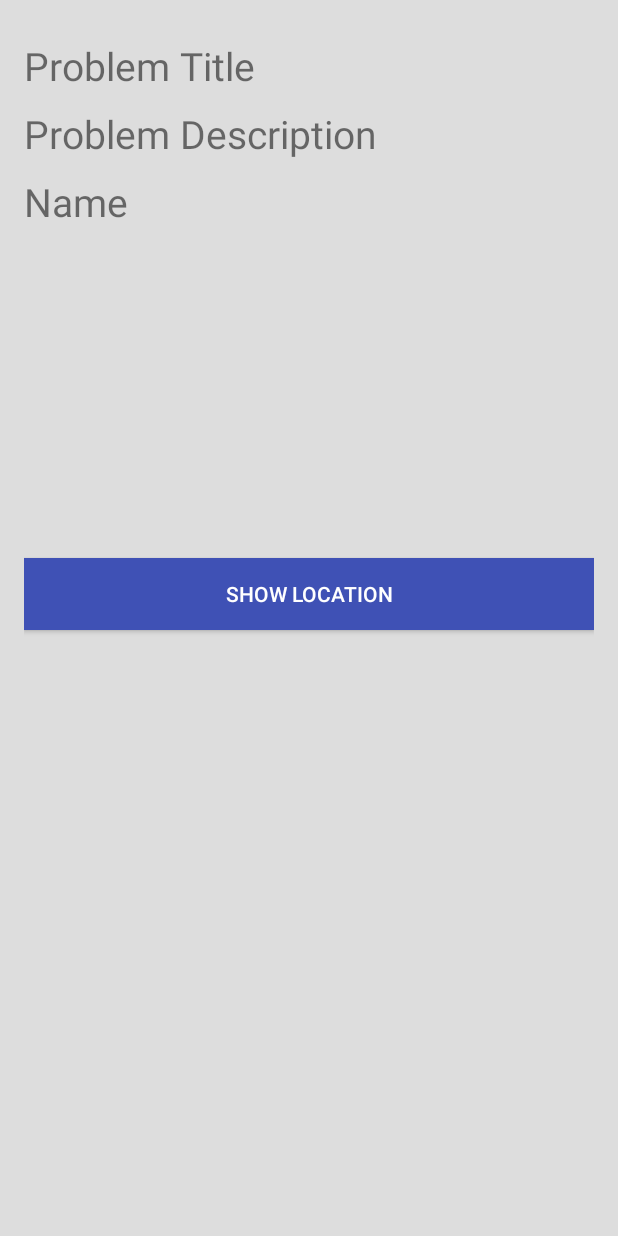
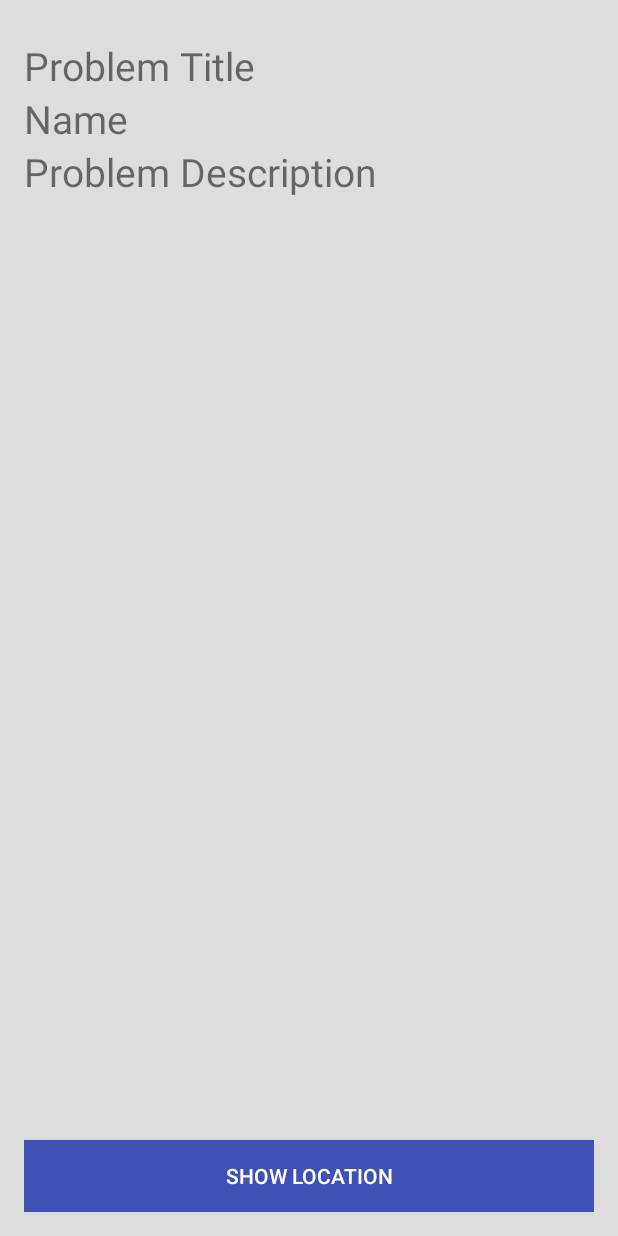
Before and after one commit to prisas/HelpMeApp, an Android app: the layout activity_problem_details.xml on its own in the app's theme, with its tools: preview values and no code run, on a phone screen of 412 x 824 dp. Run offline under Robolectric (Android 15) with nearby library versions, the phone set to English and light mode, and no system bars.

Commit message:
Last hackathon details

```diff
--- a/App/app/src/main/java/com/helpmeapp/gtbcn/helpmeapp/MainActivity.java
+++ b/App/app/src/main/java/com/helpmeapp/gtbcn/helpmeapp/MainActivity.java
@@ -40,6 +40,8 @@ public class MainActivity extends AppCompatActivity {
         dataMap.setOnClickListener(new View.OnClickListener() {
             public void onClick(View v) {
                 Intent intent = new Intent(getApplicationContext(), MapActivity.class);
+                intent.putExtra("lat", "41.38748400000001");
+                intent.putExtra("lng", "2.112728999999945");
                 startActivity(intent);
             }
         });
--- a/App/app/src/main/res/layout/activity_problem_details.xml
+++ b/App/app/src/main/res/layout/activity_problem_details.xml
@@ -1,5 +1,5 @@
 <?xml version="1.0" encoding="utf-8"?>
-<LinearLayout xmlns:android="http://schemas.android.com/apk/res/android"
+<RelativeLayout xmlns:android="http://schemas.android.com/apk/res/android"
     xmlns:tools="http://schemas.android.com/tools"
     android:layout_width="match_parent"
     android:layout_height="match_parent"
@@ -10,6 +10,13 @@
     android:paddingTop="@dimen/activity_vertical_margin"
     android:background="@color/grey"
     tools:context="com.helpmeapp.gtbcn.helpmeapp.ProblemDetailsActivity">
+
+    <ProgressBar
+        style="?android:attr/progressBarStyleLarge"
+        android:layout_width="0dp"
+        android:layout_height="0dp"
+        android:id="@+id/progressBar"
+        android:layout_gravity="center_horizontal" />
 
     <TextView
         android:layout_width="match_parent"
@@ -23,36 +30,39 @@
     <TextView
         android:layout_width="match_parent"
         android:layout_height="wrap_content"
-        android:layout_marginTop="10dp"
         android:text="Problem Description"
         android:textSize="26dp"
         android:id="@+id/detailsProblemDescription"
-        android:layout_gravity="center_horizontal" />
+        android:layout_gravity="center_horizontal"
+        android:layout_below="@+id/detailsProblemName"
+        android:layout_alignParentStart="true" />
 
     <TextView
         android:layout_width="match_parent"
         android:layout_height="wrap_content"
-        android:layout_marginTop="10dp"
         android:text="Name"
         android:textSize="26dp"
-        android:id="@+id/detailsName"
-        android:layout_gravity="center_horizontal" />
+        android:id="@+id/detailsProblemName"
+        android:layout_gravity="center_horizontal"
+        android:layout_below="@+id/detailsProblemTitle"
+        android:layout_alignParentStart="true" />
 
     <ImageView
-        android:layout_width="330dp"
-        android:layout_height="200dp"
-        android:layout_marginTop="10dp"
-        android:id="@+id/problemImage"
+        android:layout_width="match_parent"
+        android:layout_height="wrap_content"
+        android:id="@+id/detailsProblemImage"
         android:visibility="invisible"
-        android:layout_gravity="center_horizontal" />
+        android:layout_gravity="center_horizontal"
+        android:layout_below="@+id/detailsProblemDescription"
+        android:layout_alignParentStart="true" />
 
     <Button
         android:layout_width="match_parent"
         android:layout_height="wrap_content"
-        android:layout_marginTop="10dp"
         android:text="Show Location"
         android:background="@color/colorPrimary"
         android:textColor="@color/white"
         android:id="@+id/showLocationButton"
-        android:layout_gravity="center_horizontal" />
-</LinearLayout>
+        android:layout_alignParentBottom="true"
+        android:layout_alignParentStart="true" />
+</RelativeLayout>
```
Also changed, not shown: App/app/src/main/java/com/helpmeapp/gtbcn/helpmeapp/MapActivity.java (+10 -1 lines), App/app/src/main/java/com/helpmeapp/gtbcn/helpmeapp/ProblemDetailsActivity.java (+116 -0 lines), App/app/src/main/java/com/helpmeapp/gtbcn/helpmeapp/ProblemListActivity.java (+5 -2 lines).
